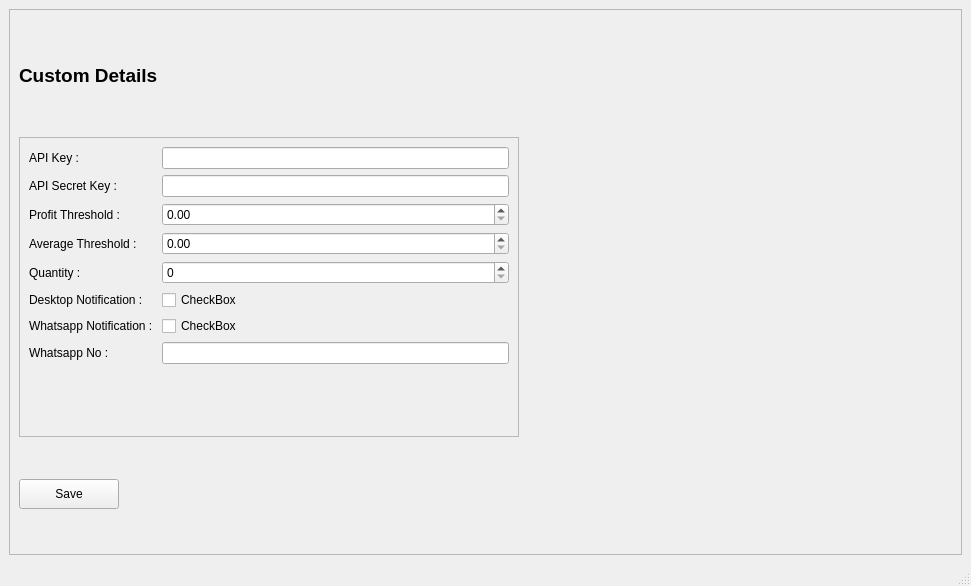
Qt form UIFiles/customDetails.ui (ShubhamMandavkar/TYLiveProjectt-StockAutomationSystem) before a commit.
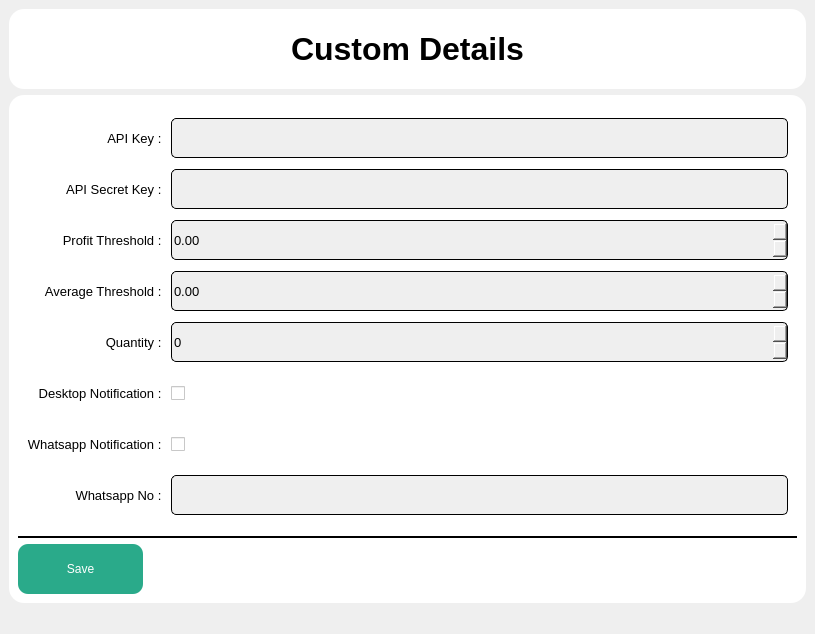
The same form after that commit.

```diff
--- a/UIFiles/customDetails.ui
+++ b/UIFiles/customDetails.ui
@@ -6,17 +6,62 @@
    <rect>
     <x>0</x>
     <y>0</y>
-    <width>971</width>
-    <height>586</height>
+    <width>815</width>
+    <height>634</height>
    </rect>
   </property>
   <property name="windowTitle">
    <string>MainWindow</string>
   </property>
+  <property name="styleSheet">
+   <string notr="true">background-color: rgb(239, 239, 239);</string>
+  </property>
   <widget class="QWidget" name="centralwidget">
-   <layout class="QHBoxLayout" name="horizontalLayout">
+   <layout class="QVBoxLayout" name="verticalLayout">
+    <item>
+     <widget class="QLabel" name="lblHeading">
+      <property name="minimumSize">
+       <size>
+        <width>0</width>
+        <height>80</height>
+       </size>
+      </property>
+      <property name="maximumSize">
+       <size>
+        <width>16777215</width>
+        <height>80</height>
+       </size>
+      </property>
+      <property name="font">
+       <font>
+        <pointsize>24</pointsize>
+        <bold>true</bold>
+       </font>
+      </property>
+      <property name="styleSheet">
+       <string notr="true">QLabel{
+	color: rgb(0, 0, 0);
+	border-radius : 15px;
+	background-color: white;
+}</string>
+      </property>
+      <property name="text">
+       <string>Custom Details</string>
+      </property>
+      <property name="alignment">
+       <set>Qt::AlignCenter</set>
+      </property>
+     </widget>
+    </item>
     <item>
      <widget class="QFrame" name="frame_4">
+      <property name="styleSheet">
+       <string notr="true">QFrame{
+	color: rgb(0, 0, 0);
+	border-radius : 15px;
+	background-color:  white;
+}</string>
+      </property>
       <property name="frameShape">
        <enum>QFrame::StyledPanel</enum>
       </property>
@@ -24,31 +69,12 @@
        <enum>QFrame::Raised</enum>
       </property>
       <layout class="QVBoxLayout" name="verticalLayout_2">
-       <item>
-        <widget class="QLabel" name="lblHeading">
-         <property name="maximumSize">
-          <size>
-           <width>16777215</width>
-           <height>40</height>
-          </size>
-         </property>
-         <property name="font">
-          <font>
-           <pointsize>14</pointsize>
-           <bold>true</bold>
-          </font>
-         </property>
-         <property name="text">
-          <string>Custom Details</string>
-         </property>
-        </widget>
-       </item>
        <item>
         <widget class="QFrame" name="frame_5">
          <property name="maximumSize">
           <size>
-           <width>500</width>
-           <height>300</height>
+           <width>16777215</width>
+           <height>16777215</height>
           </size>
          </property>
          <property name="frameShape">
@@ -57,106 +83,435 @@
          <property name="frameShadow">
           <enum>QFrame::Raised</enum>
          </property>
-         <layout class="QFormLayout" name="formLayout">
+         <layout class="QGridLayout" name="gridLayout">
+          <item row="7" column="0">
+           <widget class="QLabel" name="lblWhatsappNo">
+            <property name="font">
+             <font>
+              <pointsize>10</pointsize>
+             </font>
+            </property>
+            <property name="text">
+             <string>Whatsapp No : </string>
+            </property>
+            <property name="alignment">
+             <set>Qt::AlignRight|Qt::AlignTrailing|Qt::AlignVCenter</set>
+            </property>
+           </widget>
+          </item>
+          <item row="0" column="1">
+           <widget class="QLineEdit" name="leApiKey">
+            <property name="minimumSize">
+             <size>
+              <width>0</width>
+              <height>40</height>
+             </size>
+            </property>
+            <property name="maximumSize">
+             <size>
+              <width>16777215</width>
+              <height>40</height>
+             </size>
+            </property>
+            <property name="font">
+             <font>
+              <pointsize>10</pointsize>
+             </font>
+            </property>
+            <property name="styleSheet">
+             <string notr="true">QLineEdit{
+	color: rgb(0, 0, 0);
+	background-color: rgb(239, 239, 239);
+	border : 1px solid black;
+	border-radius : 5px;
+}</string>
+            </property>
+           </widget>
+          </item>
+          <item row="3" column="0">
+           <widget class="QLabel" name="lblAverageThrld">
+            <property name="font">
+             <font>
+              <pointsize>10</pointsize>
+             </font>
+            </property>
+            <property name="text">
+             <string>Average Threshold : </string>
+            </property>
+            <property name="alignment">
+             <set>Qt::AlignRight|Qt::AlignTrailing|Qt::AlignVCenter</set>
+            </property>
+           </widget>
+          </item>
+          <item row="5" column="0">
+           <widget class="QLabel" name="lblDesktopNoti">
+            <property name="font">
+             <font>
+              <pointsize>10</pointsize>
+             </font>
+            </property>
+            <property name="text">
+             <string>Desktop Notification : </string>
+            </property>
+            <property name="alignment">
+             <set>Qt::AlignRight|Qt::AlignTrailing|Qt::AlignVCenter</set>
+            </property>
+           </widget>
+          </item>
+          <item row="2" column="1">
+           <widget class="QDoubleSpinBox" name="dsbProfitThrld">
+            <property name="sizePolicy">
+             <sizepolicy hsizetype="Preferred" vsizetype="Preferred">
+              <horstretch>0</horstretch>
+              <verstretch>0</verstretch>
+             </sizepolicy>
+            </property>
+            <property name="minimumSize">
+             <size>
+              <width>0</width>
+              <height>40</height>
+             </size>
+            </property>
+            <property name="maximumSize">
+             <size>
+              <width>16777215</width>
+              <height>40</height>
+             </size>
+            </property>
+            <property name="font">
+             <font>
+              <pointsize>10</pointsize>
+             </font>
+            </property>
+            <property name="styleSheet">
+             <string notr="true">QDoubleSpinBox{
+	color: rgb(0, 0, 0);
+	background-color: rgb(239, 239, 239);
+	border : 1px solid black;
+	border-radius : 5px;
+}</string>
+            </property>
+           </widget>
+          </item>
+          <item row="1" column="1">
+           <widget class="QLineEdit" name="leApiSecretKey">
+            <property name="sizePolicy">
+             <sizepolicy hsizetype="Preferred" vsizetype="Preferred">
+              <horstretch>0</horstretch>
+              <verstretch>0</verstretch>
+             </sizepolicy>
+            </property>
+            <property name="minimumSize">
+             <size>
+              <width>0</width>
+              <height>40</height>
+             </size>
+            </property>
+            <property name="maximumSize">
+             <size>
+              <width>16777215</width>
+              <height>40</height>
+             </size>
+            </property>
+            <property name="font">
+             <font>
+              <pointsize>10</pointsize>
+             </font>
+            </property>
+            <property name="styleSheet">
+             <string notr="true">QLineEdit{
+	color: rgb(0, 0, 0);
+	background-color: rgb(239, 239, 239);
+	border : 1px solid black;
+	border-radius : 5px;
+}</string>
+            </property>
+           </widget>
+          </item>
+          <item row="6" column="1">
+           <widget class="QCheckBox" name="cbWhatsappNoti">
+            <property name="sizePolicy">
+             <sizepolicy hsizetype="Preferred" vsizetype="Preferred">
+              <horstretch>0</horstretch>
+              <verstretch>0</verstretch>
+             </sizepolicy>
+            </property>
+            <property name="minimumSize">
+             <size>
+              <width>0</width>
+              <height>40</height>
+             </size>
+            </property>
+            <property name="maximumSize">
+             <size>
+              <width>16777215</width>
+              <height>40</height>
+             </size>
+            </property>
+            <property name="styleSheet">
+             <string notr="true">QCheckBox{
+	color: rgb(0, 0, 0);
+	background-color: rgb(255, 255, 255);
+}</string>
+            </property>
+            <property name="text">
+             <string/>
+            </property>
+           </widget>
+          </item>
+          <item row="4" column="0">
+           <widget class="QLabel" name="lblQuantity">
+            <property name="font">
+             <font>
+              <pointsize>10</pointsize>
+             </font>
+            </property>
+            <property name="text">
+             <string>Quantity : </string>
+            </property>
+            <property name="alignment">
+             <set>Qt::AlignRight|Qt::AlignTrailing|Qt::AlignVCenter</set>
+            </property>
+           </widget>
+          </item>
+          <item row="4" column="1">
+           <widget class="QSpinBox" name="sbQuantity">
+            <property name="sizePolicy">
+             <sizepolicy hsizetype="Preferred" vsizetype="Preferred">
+              <horstretch>0</horstretch>
+              <verstretch>0</verstretch>
+             </sizepolicy>
+            </property>
+            <property name="minimumSize">
+             <size>
+              <width>0</width>
+              <height>40</height>
+             </size>
+            </property>
+            <property name="maximumSize">
+             <size>
+              <width>16777215</width>
+              <height>40</height>
+             </size>
+            </property>
+            <property name="font">
+             <font>
+              <pointsize>10</pointsize>
+             </font>
+            </property>
+            <property name="styleSheet">
+             <string notr="true">QSpinBox{
+	color: rgb(0, 0, 0);
+	background-color: rgb(239, 239, 239);
+	border : 1px solid black;
+	border-radius : 5px;
+}</string>
+            </property>
+           </widget>
+          </item>
           <item row="0" column="0">
            <widget class="QLabel" name="lblApiKey">
+            <property name="font">
+             <font>
+              <pointsize>10</pointsize>
+             </font>
+            </property>
             <property name="text">
              <string>API Key : </string>
             </property>
+            <property name="alignment">
+             <set>Qt::AlignRight|Qt::AlignTrailing|Qt::AlignVCenter</set>
+            </property>
            </widget>
           </item>
-          <item row="0" column="1">
-           <widget class="QLineEdit" name="leApiKey"/>
-          </item>
           <item row="1" column="0">
            <widget class="QLabel" name="lblApiSecretKey">
+            <property name="font">
+             <font>
+              <pointsize>10</pointsize>
+             </font>
+            </property>
             <property name="text">
              <string>API Secret Key : </string>
             </property>
+            <property name="alignment">
+             <set>Qt::AlignRight|Qt::AlignTrailing|Qt::AlignVCenter</set>
+            </property>
+           </widget>
+          </item>
+          <item row="5" column="1">
+           <widget class="QCheckBox" name="cbDesktopNoti">
+            <property name="sizePolicy">
+             <sizepolicy hsizetype="Preferred" vsizetype="Preferred">
+              <horstretch>0</horstretch>
+              <verstretch>0</verstretch>
+             </sizepolicy>
+            </property>
+            <property name="minimumSize">
+             <size>
+              <width>0</width>
+              <height>40</height>
+             </size>
+            </property>
+            <property name="maximumSize">
+             <size>
+              <width>16777215</width>
+              <height>40</height>
+             </size>
+            </property>
+            <property name="styleSheet">
+             <string notr="true">QCheckBox{
+	color: rgb(0, 0, 0);
+	background-color: rgb(255, 255, 255);
+}</string>
+            </property>
+            <property name="text">
+             <string/>
+            </property>
+           </widget>
+          </item>
+          <item row="7" column="1">
+           <widget class="QLineEdit" name="leWhatsappNo">
+            <property name="sizePolicy">
+             <sizepolicy hsizetype="Preferred" vsizetype="Preferred">
+              <horstretch>0</horstretch>
+              <verstretch>0</verstretch>
+             </sizepolicy>
+            </property>
+            <property name="minimumSize">
+             <size>
+              <width>0</width>
+              <height>40</height>
+             </size>
+            </property>
+            <property name="maximumSize">
+             <size>
+              <width>16777215</width>
+              <height>40</height>
+             </size>
+            </property>
+            <property name="font">
+             <font>
+              <pointsize>10</pointsize>
+             </font>
+            </property>
+            <property name="styleSheet">
+             <string notr="true">QLineEdit{
+	color: rgb(0, 0, 0);
+	background-color: rgb(239, 239, 239);
+	border : 1px solid black;
+	border-radius : 5px;
+}</string>
+            </property>
            </widget>
           </item>
           <item row="2" column="0">
            <widget class="QLabel" name="lbProfitThrld">
+            <property name="font">
+             <font>
+              <pointsize>10</pointsize>
+             </font>
+            </property>
             <property name="text">
              <string>Profit Threshold : </string>
             </property>
-           </widget>
-          </item>
-          <item row="3" column="0">
-           <widget class="QLabel" name="lblAverageThrld">
-            <property name="text">
-             <string>Average Threshold : </string>
-            </property>
-           </widget>
-          </item>
-          <item row="4" column="0">
-           <widget class="QLabel" name="lblQuantity">
-            <property name="text">
-             <string>Quantity : </string>
-            </property>
-           </widget>
-          </item>
-          <item row="1" column="1">
-           <widget class="QLineEdit" name="leApiSecretKey"/>
-          </item>
-          <item row="2" column="1">
-           <widget class="QDoubleSpinBox" name="dsbProfitThrld"/>
-          </item>
-          <item row="3" column="1">
-           <widget class="QDoubleSpinBox" name="dsbAverageThrld"/>
-          </item>
-          <item row="4" column="1">
-           <widget class="QSpinBox" name="sbQuantity"/>
-          </item>
-          <item row="5" column="0">
-           <widget class="QLabel" name="lblDesktopNoti">
-            <property name="text">
-             <string>Desktop Notification : </string>
+            <property name="alignment">
+             <set>Qt::AlignRight|Qt::AlignTrailing|Qt::AlignVCenter</set>
             </property>
            </widget>
           </item>
           <item row="6" column="0">
            <widget class="QLabel" name="lblWhatsappNoti">
+            <property name="font">
+             <font>
+              <pointsize>10</pointsize>
+             </font>
+            </property>
             <property name="text">
              <string>Whatsapp Notification : </string>
             </property>
-           </widget>
-          </item>
-          <item row="7" column="0">
-           <widget class="QLabel" name="lblWhatsappNo">
-            <property name="text">
-             <string>Whatsapp No : </string>
+            <property name="alignment">
+             <set>Qt::AlignRight|Qt::AlignTrailing|Qt::AlignVCenter</set>
             </property>
            </widget>
           </item>
-          <item row="7" column="1">
-           <widget class="QLineEdit" name="leWhatsappNo"/>
-          </item>
-          <item row="5" column="1">
-           <widget class="QCheckBox" name="cbDesktopNoti">
-            <property name="text">
-             <string>CheckBox</string>
+          <item row="3" column="1">
+           <widget class="QDoubleSpinBox" name="dsbAverageThrld">
+            <property name="sizePolicy">
+             <sizepolicy hsizetype="Preferred" vsizetype="Preferred">
+              <horstretch>0</horstretch>
+              <verstretch>0</verstretch>
+             </sizepolicy>
             </property>
-           </widget>
-          </item>
-          <item row="6" column="1">
-           <widget class="QCheckBox" name="cbWhatsappNoti">
-            <property name="text">
-             <string>CheckBox</string>
+            <property name="minimumSize">
+             <size>
+              <width>0</width>
+              <height>40</height>
+             </size>
+            </property>
+            <property name="maximumSize">
+             <size>
+              <width>16777215</width>
+              <height>40</height>
+             </size>
+            </property>
+            <property name="font">
+             <font>
+              <pointsize>10</pointsize>
+             </font>
+            </property>
+            <property name="styleSheet">
+             <string notr="true">QDoubleSpinBox{
+	color: rgb(0, 0, 0);
+	background-color: rgb(239, 239, 239);
+	border : 1px solid black;
+	border-radius : 5px;
+}</string>
             </property>
            </widget>
           </item>
          </layout>
         </widget>
        </item>
+       <item>
+        <widget class="Line" name="line">
+         <property name="styleSheet">
+          <string notr="true">QFrame{
+	border-bottom : 2px solid black;
+}</string>
+         </property>
+         <property name="orientation">
+          <enum>Qt::Horizontal</enum>
+         </property>
+        </widget>
+       </item>
        <item>
         <widget class="QPushButton" name="btnSave">
+         <property name="minimumSize">
+          <size>
+           <width>0</width>
+           <height>45</height>
+          </size>
+         </property>
          <property name="maximumSize">
           <size>
-           <width>100</width>
-           <height>30</height>
+           <width>125</width>
+           <height>50</height>
           </size>
          </property>
+         <property name="styleSheet">
+          <string notr="true">QPushButton{
+	background-color: #2AAA8A;
+	color: rgb(255, 255, 255);
+	border-radius : 10px;
+	padding: 5px;	
+}
+
+QPushButton:hover{
+	background-color: rgb(46, 186, 151);
+	color: rgb(0, 0, 0);
+}</string>
+         </property>
          <property name="text">
           <string>Save</string>
          </property>
```
Left out of the diff: 2 changed lines with no effect on the pictures.
